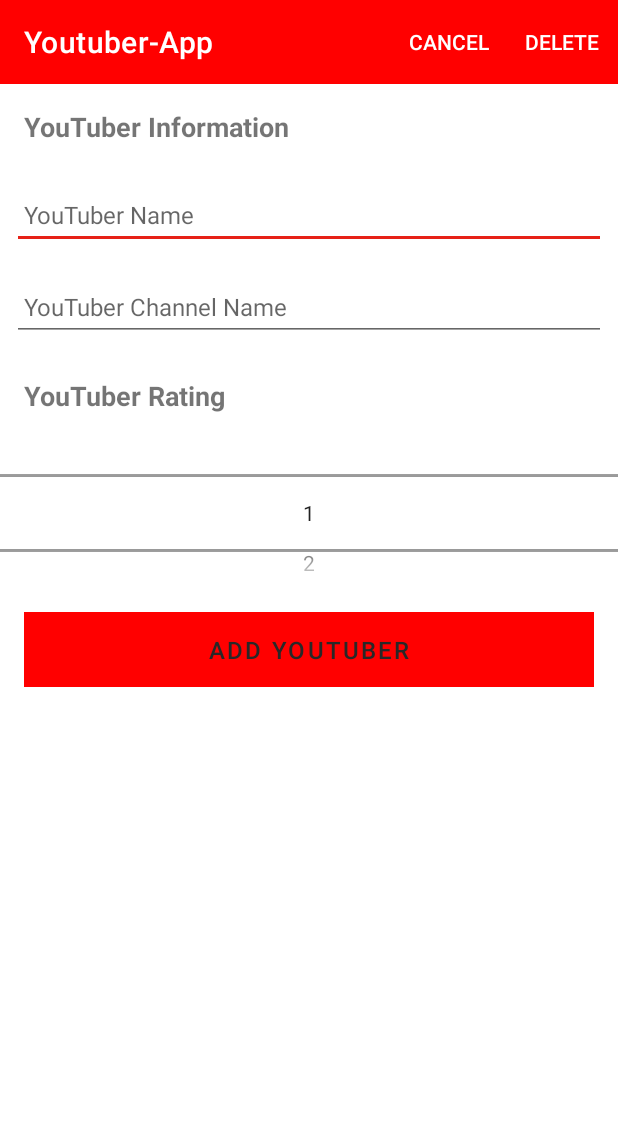
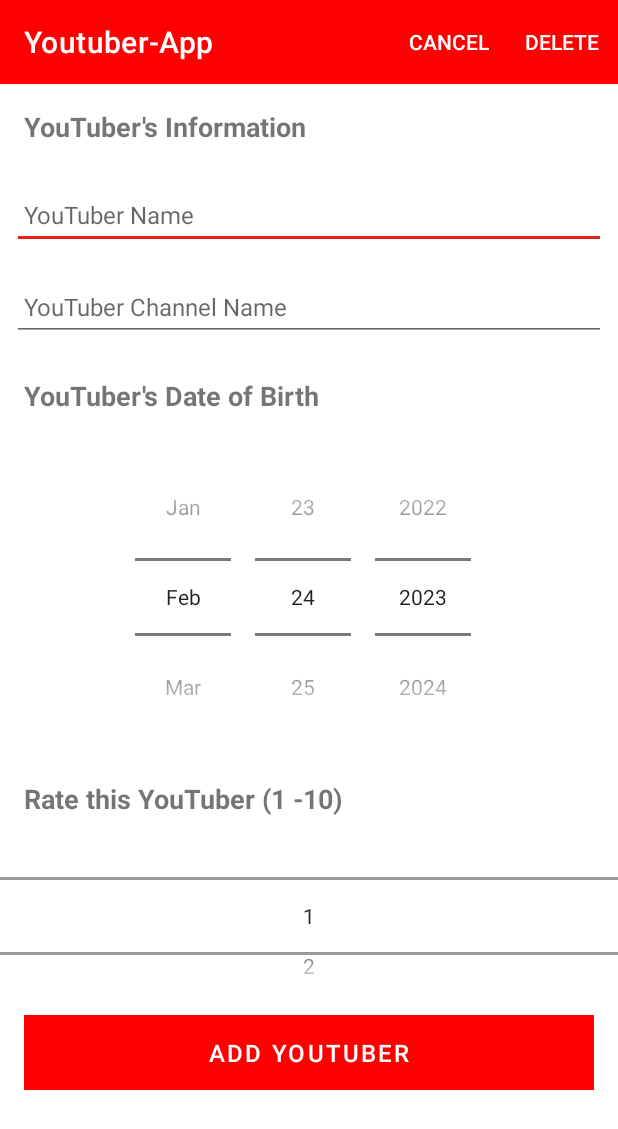
Before and after one commit to emmaroche/Youtuber-App-MAD1, an Android app: the YoutuberActivity screen opened directly, with no data from a screen before it, on a phone screen of 412 x 824 dp. Shown: the top 1129 px of the screen. Run offline under Robolectric (Android 15) with nearby library versions, the phone set to English and light mode, and no system bars; our stand-ins replace Timber; 1 statement that could not run was skipped.

Commit message:
Add date picker to activity_youtuber.xml

```diff
--- a/app/src/main/java/ie/setu/youtuberApp/activities/YoutuberActivity.kt
+++ b/app/src/main/java/ie/setu/youtuberApp/activities/YoutuberActivity.kt
@@ -3,8 +3,6 @@ package ie.setu.youtuberApp.activities
 import android.os.Bundle
 import android.view.Menu
 import android.view.MenuItem
-import android.widget.NumberPicker
-import android.widget.Toast
 import androidx.appcompat.app.AppCompatActivity
 import com.google.android.material.snackbar.Snackbar
 import ie.setu.youtuberApp.R
@@ -12,6 +10,7 @@ import ie.setu.youtuberApp.databinding.ActivityYoutuberBinding
 import ie.setu.youtuberApp.main.MainApp
 import ie.setu.youtuberApp.models.YoutuberModel
 import timber.log.Timber.i
+
 
 class YoutuberActivity : AppCompatActivity() {
 
@@ -23,6 +22,7 @@ class YoutuberActivity : AppCompatActivity() {
     override fun onCreate(savedInstanceState: Bundle?) {
         super.onCreate(savedInstanceState)
 
+
         binding = ActivityYoutuberBinding.inflate(layoutInflater)
         setContentView(binding.root)
 
@@ -33,14 +33,14 @@ class YoutuberActivity : AppCompatActivity() {
 
         i("YouTuber Activity started...")
 
-
-
         if (intent.hasExtra("youtuber_edit")) {
             edit = true
             youtuber = intent.extras?.getParcelable("youtuber_edit")!!
             binding.youtuberName.setText(youtuber.name)
             binding.youtuberChannelName.setText(youtuber.channelName)
             binding.youtuberRating.value = youtuber.youtuberRating
+//            youtuber.dob = binding.youtuberDOB.toString()
+            setUpNumberPicker()
             binding.btnAdd.setText(R.string.button_saveYoutuber)
         }
 
@@ -48,6 +48,9 @@ class YoutuberActivity : AppCompatActivity() {
             youtuber.name = binding.youtuberName.text.toString()
             youtuber.channelName = binding.youtuberChannelName.text.toString()
             youtuber.youtuberRating = binding.youtuberRating.value
+//            youtuber.dob = binding.youtuberDOB.toString()
+
+
             if (youtuber.name.isEmpty()) {
                 Snackbar.make(it,R.string.error_Text, Snackbar.LENGTH_LONG)
                     .show()
@@ -67,6 +70,18 @@ class YoutuberActivity : AppCompatActivity() {
             }
 
         }
+
+
+//        val datePicker = findViewById<DatePicker>(R.id.youtuberDOB)
+//        val today = Calendar.getInstance()
+//        datePicker.init(today.get(Calendar.YEAR), today.get(Calendar.MONTH),
+//            today.get(Calendar.DAY_OF_MONTH)
+//
+//        ) { view, year, month, day ->
+//            val month = month + 1
+//            val msg = "You Selected: $day/$month/$year"
+//            Toast.makeText(this@YoutuberActivity, msg, Toast.LENGTH_SHORT).show()
+//        }
 
         setUpNumberPicker()
     }
@@ -93,6 +108,7 @@ class YoutuberActivity : AppCompatActivity() {
 
     private fun setUpNumberPicker() {
         val numberPicker = binding.youtuberRating
+
         numberPicker.minValue = 1
         numberPicker.maxValue = 10
         numberPicker.wrapSelectorWheel = false
@@ -102,10 +118,5 @@ class YoutuberActivity : AppCompatActivity() {
 //        }
 
 
-
-
     }
-
-
-
 }
--- a/app/src/main/java/ie/setu/youtuberApp/adapters/YoutuberAdapter.kt
+++ b/app/src/main/java/ie/setu/youtuberApp/adapters/YoutuberAdapter.kt
@@ -37,6 +37,7 @@ class YoutuberAdapter constructor(private var youtubers: List<YoutuberModel>,  p
             binding.youtuberName.text = youtuber.name
             binding.youtuberChannelName.text = youtuber.channelName
             binding.youtuberRating.text = youtuber.youtuberRating.toString()
+//            binding.youtuberDOB.text = youtuber.dob.toString()
             binding.root.setOnClickListener { listener.onYoutuberClick(youtuber) }
 
         }
--- a/app/src/main/java/ie/setu/youtuberApp/models/YoutuberMemStore.kt
+++ b/app/src/main/java/ie/setu/youtuberApp/models/YoutuberMemStore.kt
@@ -28,6 +28,7 @@ class YoutuberMemStore : YoutuberStore {
             foundYoutuber.name = youtuber.name
             foundYoutuber.channelName = youtuber.channelName
             foundYoutuber.youtuberRating = youtuber.youtuberRating
+//            foundYoutuber.dob = youtuber.dob
             logAll()
         }
     }
--- a/app/src/main/java/ie/setu/youtuberApp/models/YoutuberModel.kt
+++ b/app/src/main/java/ie/setu/youtuberApp/models/YoutuberModel.kt
@@ -1,10 +1,13 @@
 package ie.setu.youtuberApp.models
 
 import android.os.Parcelable
+import android.widget.DatePicker
 import kotlinx.parcelize.Parcelize
 
 @Parcelize
 data class YoutuberModel(var id: Long = 0,
                          var name: String = "",
                          var channelName: String = "",
-                         var youtuberRating: Int = 0) : Parcelable
+                         var youtuberRating: Int = 0,
+//                         var dob: Int
+                         ) : Parcelable
--- a/app/src/main/res/layout/activity_youtuber.xml
+++ b/app/src/main/res/layout/activity_youtuber.xml
@@ -44,7 +44,7 @@
                     android:layout_width="match_parent"
                     android:layout_height="wrap_content"
                     android:padding="16dp"
-                    android:text="YouTuber Information"
+                    android:text="YouTuber's Information"
                     android:textSize="18sp"
                     android:textStyle="bold"/>
 
@@ -76,11 +76,27 @@
                     android:textSize="16sp" />
 
                 <TextView
+                    android:id="@+id/dobTextView"
+                    android:layout_width="match_parent"
+                    android:layout_height="wrap_content"
+                    android:padding="16dp"
+                    android:text="YouTuber's Date of Birth"
+                    android:textSize="18sp"
+                    android:textStyle="bold"/>
+
+                <DatePicker
+                    android:id="@+id/youtuberDOB"
+                    android:layout_width="match_parent"
+                    android:layout_height="wrap_content"
+                    android:datePickerMode="spinner"
+                    android:calendarViewShown="false"/>
+
+                <TextView
                     android:id="@+id/ratingTextView"
                     android:layout_width="match_parent"
                     android:layout_height="wrap_content"
                     android:padding="16dp"
-                    android:text="YouTuber Rating"
+                    android:text="Rate this YouTuber (1 -10)"
                     android:textSize="18sp"
                     android:textStyle="bold"/>
 
@@ -99,7 +115,7 @@
                     android:paddingBottom="8dp"
                     android:stateListAnimator="@null"
                     android:text="@string/button_addYoutuber"
-                    android:textColor="@color/colorPrimaryDark"
+                    android:textColor="@color/white"
                     android:textSize="16sp" />
 
 
--- a/app/src/main/res/layout/card_youtuber.xml
+++ b/app/src/main/res/layout/card_youtuber.xml
@@ -59,6 +59,13 @@
             android:layout_below="@id/youtuberName"
             tools:text="A rating" />
 
+        <TextView
+            android:id="@+id/youtuberDOB"
+            android:layout_width="wrap_content"
+            android:layout_height="wrap_content"
+            android:layout_below="@id/youtuberName"
+            tools:text="DOB" />
+
         </LinearLayout>
 
 
```
